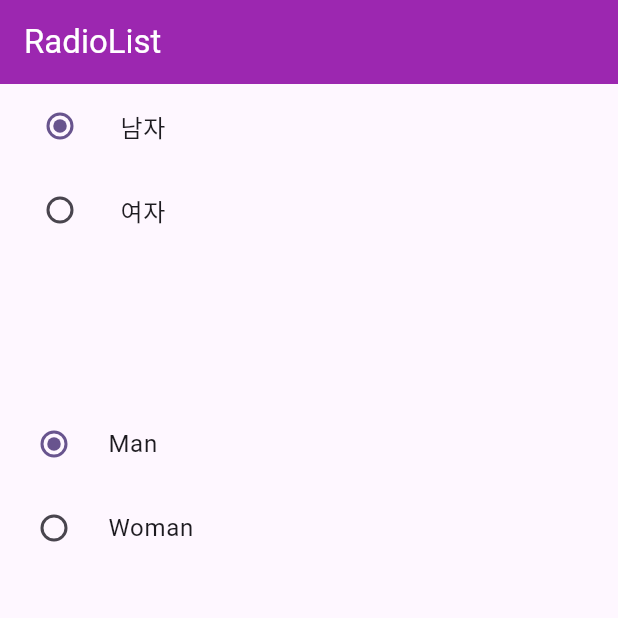
After one commit to PenguinsCanFlyHigh/2023Flutter, a Flutter app: the RadioListTest screen opened directly, on a phone screen of 412 x 824 dp, the top half of it. The commit adds this screen. Run offline on Flutter 3.47's test engine with Material 2 defaults, Android fonts, the phone set to English and light mode, and no system bars.

Commit message:
chap5 start

```diff
--- /dev/null
+++ b/chap5/lib/RadioListTest.dart
@@ -0,0 +1,76 @@
+import 'package:flutter/material.dart';
+
+class RadioListTest extends StatefulWidget {
+  const RadioListTest({super.key});
+
+  @override
+  State<RadioListTest> createState() => _RadioListTestState();
+}
+
+enum Gender {MAN, WOMAN}
+
+class _RadioListTestState extends State<RadioListTest> {
+  Gender? gender = Gender.MAN;
+  @override
+  Widget build(BuildContext context) {
+    return Scaffold(
+      appBar: AppBar(
+        title: Text('RadioList',
+          style: TextStyle(
+              color: Colors.white
+          ),
+        ),
+        backgroundColor: Colors.purple,
+      ),
+      body: Column(
+        children: [
+          ListTile(
+            title: Text('남자'),
+            leading: Radio(
+              value: Gender.MAN,
+              groupValue: gender,
+              onChanged: (value){
+                setState(() {
+                  gender = value;
+                });
+              },
+            ),
+          ),
+          ListTile(
+            title: Text('여자'),
+            leading: Radio(
+              value: Gender.WOMAN,
+              groupValue: gender,
+              onChanged: (value){
+                setState(() {
+                  gender = value;
+                });
+              },
+            ),
+          ),
+          SizedBox(height: 100,),
+          RadioListTile(
+              title: Text('Man'),
+              value: Gender.MAN,
+              groupValue: gender,
+              onChanged: (value){
+                setState(() {
+                gender = value;
+              });
+            },
+          ),
+          RadioListTile(
+            title: Text('Woman'),
+            value: Gender.WOMAN,
+            groupValue: gender,
+            onChanged: (value){
+              setState(() {
+                gender = value;
+              });
+            },
+          ),
+        ],
+      ),
+    );
+  }
+}
```
Also changed, not shown: chap4/lib/BouttonTest.dart (deleted, +0 -31 lines), chap4/lib/ButtonTest.dart (added, +31 -0 lines), chap4/lib/CardTeset.dart (added, +31 -0 lines), chap4/lib/ListViewTest.dart (added, +42 -0 lines), chap4/lib/main.dart (+11 -7 lines), chap5/analysis_options.yaml (added, +28 -0 lines), chap5/lib/CheckBoxTest.dart (added, +48 -0 lines), chap5/lib/TestFieldTest.dart (added, +67 -0 lines), chap5/lib/main.dart (added, +33 -0 lines), chap5/pubspec.yaml (added, +90 -0 lines), chap5/pubspec.lock (added), 124 other files.
